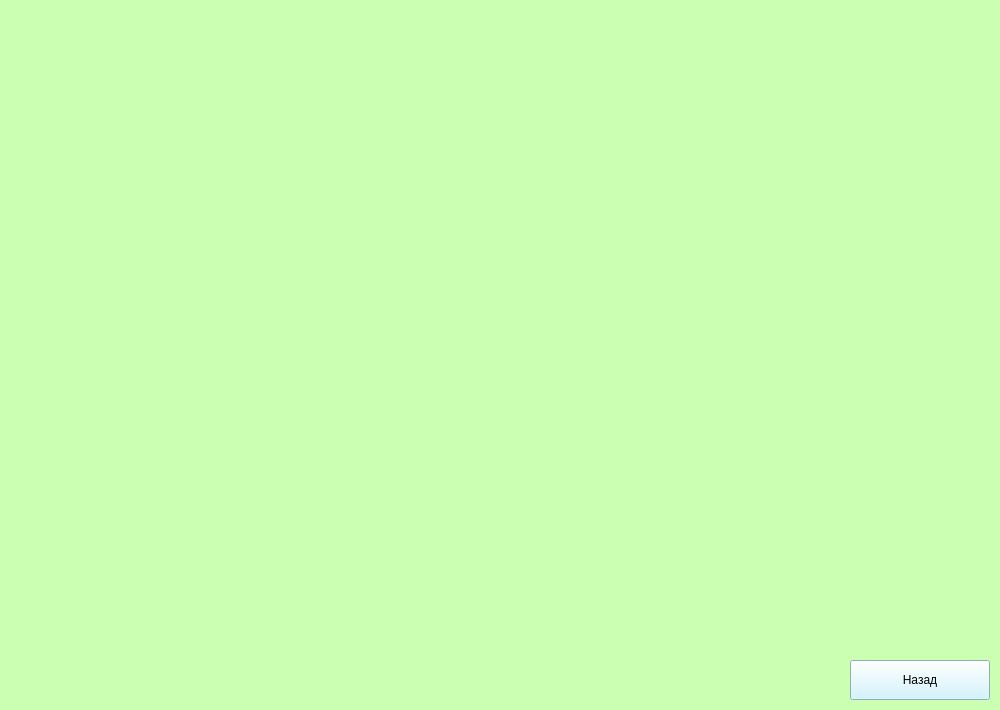
Before: the Qt Designer form ui_files/addForm.ui in showpicep/SQLite_PyQt, drawn with Qt 5.
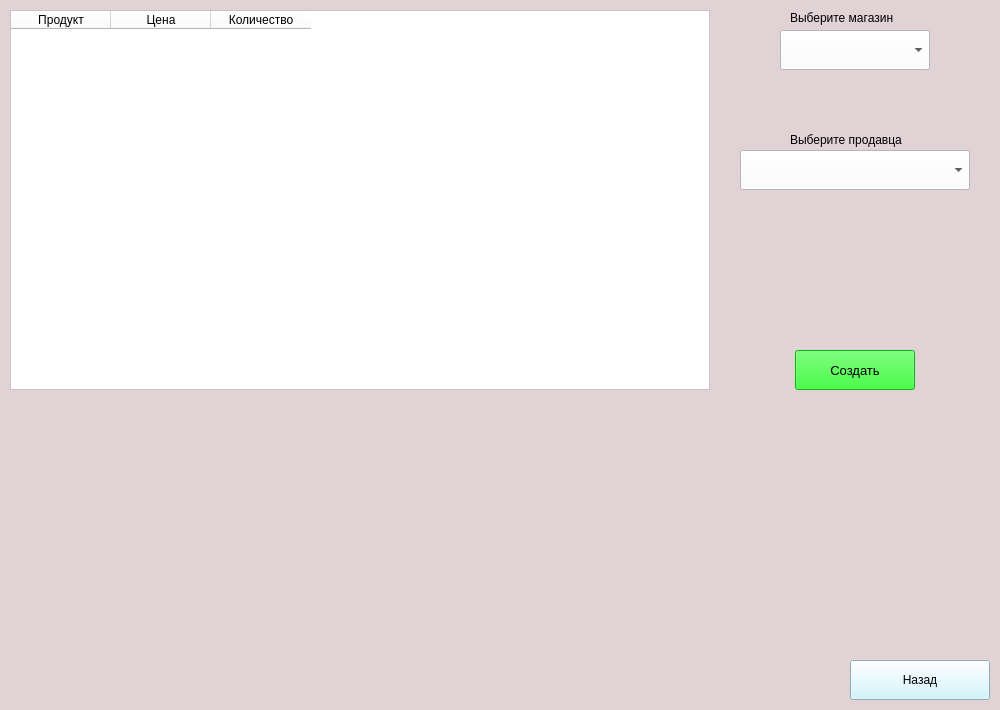
After: the same form once the commit is applied.

Diff of the .ui file:
```diff
--- a/ui_files/addForm.ui
+++ b/ui_files/addForm.ui
@@ -14,7 +14,8 @@
    <string>Form</string>
   </property>
   <property name="styleSheet">
-   <string notr="true">background-color: rgb(203, 255, 178);</string>
+   <string notr="true">background-color: rgb(203, 255, 178);
+background-color: rgb(225, 210, 214);</string>
   </property>
   <widget class="QPushButton" name="backtoprev">
    <property name="geometry">
@@ -33,6 +34,117 @@
     <string>Назад</string>
    </property>
   </widget>
+  <widget class="QTableWidget" name="tableWidget">
+   <property name="geometry">
+    <rect>
+     <x>10</x>
+     <y>10</y>
+     <width>700</width>
+     <height>380</height>
+    </rect>
+   </property>
+   <property name="styleSheet">
+    <string notr="true">background-color: rgb(255, 255, 255);</string>
+   </property>
+   <column>
+    <property name="text">
+     <string>Продукт</string>
+    </property>
+   </column>
+   <column>
+    <property name="text">
+     <string>Цена</string>
+    </property>
+   </column>
+   <column>
+    <property name="text">
+     <string>Количество</string>
+    </property>
+   </column>
+  </widget>
+  <widget class="QComboBox" name="ShopName">
+   <property name="geometry">
+    <rect>
+     <x>780</x>
+     <y>30</y>
+     <width>150</width>
+     <height>40</height>
+    </rect>
+   </property>
+   <property name="styleSheet">
+    <string notr="true">background-color: rgb(255, 255, 255);</string>
+   </property>
+  </widget>
+  <widget class="QLabel" name="label">
+   <property name="geometry">
+    <rect>
+     <x>790</x>
+     <y>10</y>
+     <width>130</width>
+     <height>16</height>
+    </rect>
+   </property>
+   <property name="font">
+    <font>
+     <pointsize>9</pointsize>
+    </font>
+   </property>
+   <property name="text">
+    <string>Выберите магазин</string>
+   </property>
+  </widget>
+  <widget class="QLabel" name="label_2">
+   <property name="geometry">
+    <rect>
+     <x>790</x>
+     <y>130</y>
+     <width>140</width>
+     <height>20</height>
+    </rect>
+   </property>
+   <property name="font">
+    <font>
+     <pointsize>9</pointsize>
+    </font>
+   </property>
+   <property name="text">
+    <string>Выберите продавца</string>
+   </property>
+  </widget>
+  <widget class="QComboBox" name="SellerName">
+   <property name="geometry">
+    <rect>
+     <x>740</x>
+     <y>150</y>
+     <width>230</width>
+     <height>40</height>
+    </rect>
+   </property>
+   <property name="styleSheet">
+    <string notr="true">background-color: rgb(255, 255, 255);</string>
+   </property>
+  </widget>
+  <widget class="QPushButton" name="CreateButton">
+   <property name="geometry">
+    <rect>
+     <x>795</x>
+     <y>350</y>
+     <width>120</width>
+     <height>40</height>
+    </rect>
+   </property>
+   <property name="font">
+    <font>
+     <pointsize>10</pointsize>
+    </font>
+   </property>
+   <property name="styleSheet">
+    <string notr="true">background-color: rgb(0, 255, 0);</string>
+   </property>
+   <property name="text">
+    <string>Создать</string>
+   </property>
+  </widget>
  </widget>
  <resources/>
  <connections/>
```
